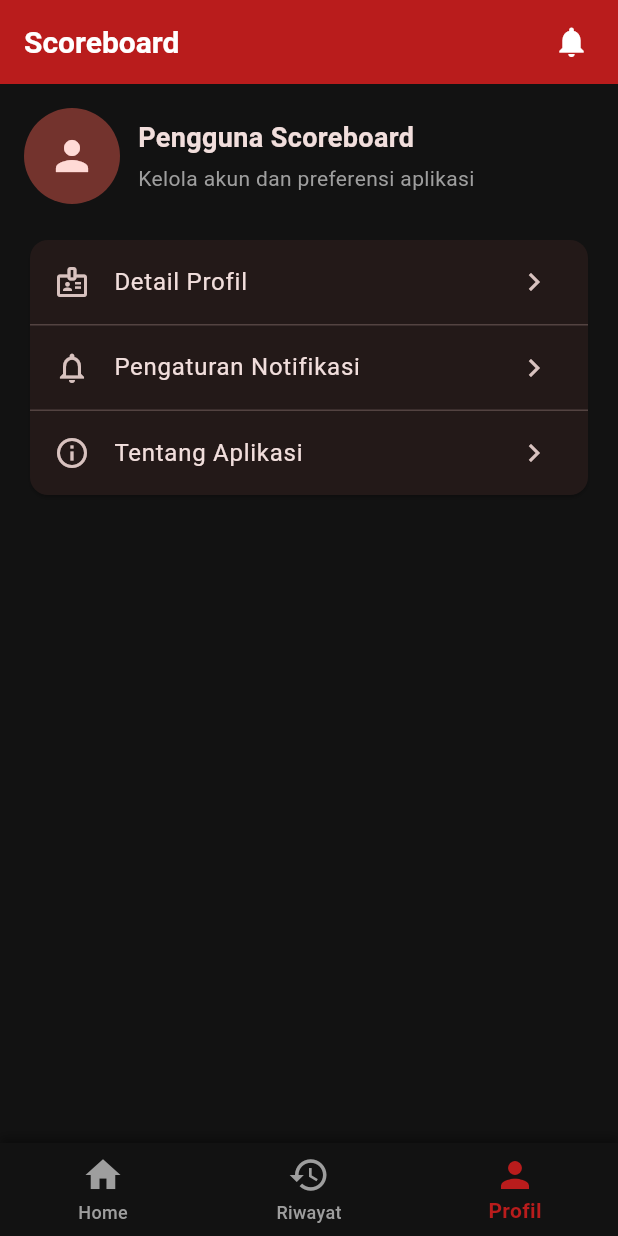
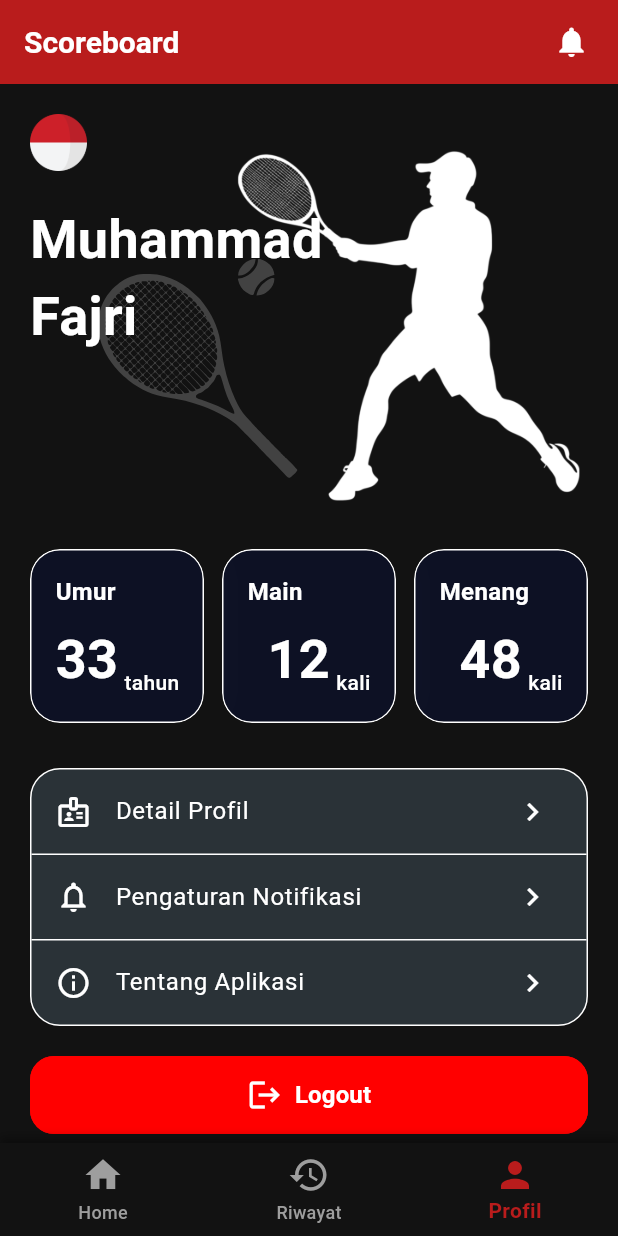
Before and after one commit to fajricpaix/scoreboard, a Flutter app: the screen it shows after launch, item 3 of the bottom bar chosen, on a phone screen of 412 x 824 dp. Run offline on Flutter 3.47's test engine with Material 3 defaults, Android fonts, the phone set to English and light mode, and no system bars; our stand-ins replace flutter_svg, google_mobile_ads, share_plus; network calls fail.

Commit message:
profile page
Co-authored-by: Copilot <copilot@github.com>

```diff
--- a/lib/components/create/player_setup_page.dart
+++ b/lib/components/create/player_setup_page.dart
@@ -464,10 +464,7 @@ class _PlayerSetupPageState extends State<PlayerSetupPage> {
                           children: [
                             CircleAvatar(
                               // ignore: deprecated_member_use
-                              backgroundColor: matchSetup
-                                  .sport
-                                  .gradientColors[0]
-                                  .withOpacity(0.3),
+                              backgroundColor: matchSetup.sport.gradientColors[0].withOpacity(0.3),
                               foregroundColor:
                                   matchSetup.sport.gradientColors[0],
                               child: Text('${index + 1}'),
--- /dev/null
+++ b/lib/components/profile/profile_header.dart
@@ -0,0 +1,71 @@
+import 'package:flutter/material.dart';
+import 'package:flutter_svg/flutter_svg.dart';
+import 'package:scoreboard/theme/index.dart';
+
+class ProfileHeader extends StatelessWidget {
+  const ProfileHeader({super.key});
+
+  @override
+  Widget build(BuildContext context) {
+    return Container(
+      width: double.infinity,
+      height: 300,
+      padding: const EdgeInsets.all(20.0),
+      child: Stack(
+        children: [
+          Positioned.fill(
+            top: 80,
+            left: 32,
+            child: Align(
+              alignment: Alignment.centerLeft,
+              child: SizedBox(
+                width: 160,
+                height: 160,
+                child: Opacity(
+                  opacity: 0.2,
+                  child: SvgPicture.asset(
+                    'assets/sports/tennis.svg',
+                    fit: BoxFit.contain,
+                    colorFilter: const ColorFilter.mode(
+                      Colors.white,
+                      BlendMode.srcIn,
+                    ),
+                  ),
+                ),
+              ),
+            ),
+          ),
+          Positioned(
+            right: -16,
+            child: IgnorePointer(
+              child: Image.asset(
+                'assets/icon/tennis.webp',
+                width: 280,
+                fit: BoxFit.contain,
+              ),
+            ),
+          ),
+          FractionallySizedBox(
+            widthFactor: 0.6,
+            alignment: Alignment.centerLeft,
+            child: Column(
+              crossAxisAlignment: CrossAxisAlignment.start,
+              children: [
+                Image.asset('assets/icon/indonesia.png', height: 38),
+                const SizedBox(height: 20),
+                const Text(
+                  'Muhammad Fajri',
+                  style: TextStyle(
+                    color: textColor,
+                    fontSize: 36,
+                    fontWeight: FontWeight.bold,
+                  ),
+                ),
+              ],
+            ),
+          ),
+        ],
+      ),
+    );
+  }
+}
--- /dev/null
+++ b/lib/components/profile/profile_logout_button.dart
@@ -0,0 +1,38 @@
+import 'package:flutter/material.dart';
+import 'package:scoreboard/theme/index.dart';
+
+class ProfileLogoutButton extends StatelessWidget {
+  const ProfileLogoutButton({super.key, this.onPressed});
+
+  final VoidCallback? onPressed;
+
+  @override
+  Widget build(BuildContext context) {
+    return Padding(
+      padding: const EdgeInsets.symmetric(horizontal: 20),
+      child: SizedBox(
+        width: double.infinity,
+        child: OutlinedButton.icon(
+          onPressed: onPressed ?? () {},
+          icon: const Icon(Icons.logout, color: textColor, size: 24),
+          label: const Text(
+            'Logout',
+            style: TextStyle(
+              color: textColor,
+              fontSize: 16,
+              fontWeight: FontWeight.w600,
+            ),
+          ),
+          style: OutlinedButton.styleFrom(
+            padding: const EdgeInsets.symmetric(vertical: 14),
+            side: const BorderSide(color: error),
+            backgroundColor: error,
+            shape: RoundedRectangleBorder(
+              borderRadius: BorderRadius.circular(16),
+            ),
+          ),
+        ),
+      ),
+    );
+  }
+}
--- /dev/null
+++ b/lib/components/profile/profile_menu.dart
@@ -0,0 +1,40 @@
+import 'package:flutter/material.dart';
+import 'package:scoreboard/theme/index.dart';
+
+class ProfileMenu extends StatelessWidget {
+  const ProfileMenu({super.key});
+
+  @override
+  Widget build(BuildContext context) {
+    return Container(
+      margin: const EdgeInsets.symmetric(horizontal: 20),
+      decoration: BoxDecoration(
+        // ignore: deprecated_member_use
+        color: Colors.blueGrey.withOpacity(0.3),
+        borderRadius: BorderRadius.circular(20),
+        border: Border.all(color: Colors.white),
+      ),
+      child: Column(
+        children: const [
+          ListTile(
+            leading: Icon(Icons.badge_outlined, color: textColor),
+            title: Text('Detail Profil', style: TextStyle(color: textColor)),
+            trailing: Icon(Icons.chevron_right, color: textColor),
+          ),
+          Divider(height: 1, color: Colors.white),
+          ListTile(
+            leading: Icon(Icons.notifications_outlined, color: textColor),
+            title: Text('Pengaturan Notifikasi', style: TextStyle(color: textColor)),
+            trailing: Icon(Icons.chevron_right, color: textColor),
+          ),
+          Divider(height: 1, color: Colors.white),
+          ListTile(
+            leading: Icon(Icons.info_outline, color: textColor),
+            title: Text('Tentang Aplikasi', style: TextStyle(color: textColor)),
+            trailing: Icon(Icons.chevron_right, color: textColor),
+          ),
+        ],
+      ),
+    );
+  }
+}
--- /dev/null
+++ b/lib/components/profile/profile_stat_card.dart
@@ -0,0 +1,77 @@
+import 'dart:ui';
+import 'package:flutter/material.dart';
+import 'package:scoreboard/theme/index.dart';
+
+class ProfileStatCard extends StatelessWidget {
+  const ProfileStatCard({
+    super.key,
+    required this.label,
+    required this.value,
+    this.suffix = 'kali',
+  });
+
+  final String label;
+  final String value;
+  final String suffix;
+
+  @override
+  Widget build(BuildContext context) {
+    return AspectRatio(
+      aspectRatio: 1,
+      child: ClipRRect(
+        borderRadius: BorderRadius.circular(20),
+        child: BackdropFilter(
+          filter: ImageFilter.blur(sigmaX: 10, sigmaY: 10),
+          child: Container(
+            padding: const EdgeInsets.all(16),
+            decoration: BoxDecoration(
+              // ignore: deprecated_member_use
+              color: surfaceColor.withOpacity(0.3),
+              borderRadius: BorderRadius.circular(20),
+              border: Border.all(color: Colors.white),
+            ),
+            child: Column(
+              crossAxisAlignment: CrossAxisAlignment.start,
+              children: [
+                Text(
+                  label,
+                  style: const TextStyle(
+                    color: textColor,
+                    fontSize: 16,
+                    fontWeight: FontWeight.w600,
+                  ),
+                ),
+                const Spacer(),
+                Align(
+                  alignment: Alignment.bottomRight,
+                  child: Row(
+                    mainAxisSize: MainAxisSize.min,
+                    crossAxisAlignment: CrossAxisAlignment.end,
+                    children: [
+                      Text(
+                        value,
+                        style: const TextStyle(
+                          color: textColor,
+                          fontSize: 36,
+                          fontWeight: FontWeight.w700,
+                        ),
+                      ),
+                      const SizedBox(width: 4),
+                      Text(
+                        suffix,
+                        style: const TextStyle(
+                          color: textColor,
+                          fontWeight: FontWeight.w500,
+                        ),
+                      ),
+                    ],
+                  ),
+                ),
+              ],
+            ),
+          ),
+        ),
+      ),
+    );
+  }
+}
--- /dev/null
+++ b/lib/components/profile/profile_stats_row.dart
@@ -0,0 +1,43 @@
+import 'package:flutter/material.dart';
+import 'package:scoreboard/components/profile/profile_stat_card.dart';
+
+class ProfileStatsRow extends StatelessWidget {
+  const ProfileStatsRow({super.key});
+
+  @override
+  Widget build(BuildContext context) {
+    return Transform.translate(
+      offset: const Offset(0, -10),
+      child: Container(
+        padding: const EdgeInsets.all(20.0),
+        child: Row(
+          children: const [
+            Expanded(
+              child: ProfileStatCard(
+                label: 'Umur',
+                value: '33',
+                suffix: 'tahun',
+              ),
+            ),
+            SizedBox(width: 12),
+            Expanded(
+              child: ProfileStatCard(
+                label: 'Main',
+                value: '12',
+                suffix: 'kali',
+              ),
+            ),
+            SizedBox(width: 12),
+            Expanded(
+              child: ProfileStatCard(
+                label: 'Menang',
+                value: '48',
+                suffix: 'kali',
+              ),
+            ),
+          ],
+        ),
+      ),
+    );
+  }
+}
--- a/lib/pages/profile/index.dart
+++ b/lib/pages/profile/index.dart
@@ -1,63 +1,27 @@
 import 'package:flutter/material.dart';
+import 'package:scoreboard/components/profile/profile_header.dart';
+import 'package:scoreboard/components/profile/profile_stats_row.dart';
+import 'package:scoreboard/components/profile/profile_menu.dart';
+import 'package:scoreboard/components/profile/profile_logout_button.dart';
 
 class ProfilePage extends StatelessWidget {
   const ProfilePage({super.key});
 
   @override
   Widget build(BuildContext context) {
-    return ListView(
-      padding: const EdgeInsets.all(16),
-      children: [
-        Row(
-          children: const [
-            CircleAvatar(
-              radius: 32,
-              child: Icon(Icons.person, size: 32),
-            ),
-            SizedBox(width: 12),
-            Expanded(
-              child: Column(
-                crossAxisAlignment: CrossAxisAlignment.start,
-                children: [
-                  Text(
-                    'Pengguna Scoreboard',
-                    style: TextStyle(fontSize: 18, fontWeight: FontWeight.w700),
-                  ),
-                  SizedBox(height: 4),
-                  Text(
-                    'Kelola akun dan preferensi aplikasi',
-                    style: TextStyle(color: Colors.grey),
-                  ),
-                ],
-              ),
-            ),
+    return Scaffold(
+      body: SingleChildScrollView(
+        child: Column(
+          children: [
+            const ProfileHeader(),
+            const ProfileStatsRow(),
+            const ProfileMenu(),
+            const SizedBox(height: 20),
+            const ProfileLogoutButton(),
+            const SizedBox(height: 20),
           ],
         ),
-        const SizedBox(height: 20),
-        Card(
-          child: Column(
-            children: const [
-              ListTile(
-                leading: Icon(Icons.badge_outlined),
-                title: Text('Detail Profil'),
-                trailing: Icon(Icons.chevron_right),
-              ),
-              Divider(height: 1),
-              ListTile(
-                leading: Icon(Icons.notifications_outlined),
-                title: Text('Pengaturan Notifikasi'),
-                trailing: Icon(Icons.chevron_right),
-              ),
-              Divider(height: 1),
-              ListTile(
-                leading: Icon(Icons.info_outline),
-                title: Text('Tentang Aplikasi'),
-                trailing: Icon(Icons.chevron_right),
-              ),
-            ],
-          ),
-        ),
-      ],
+      ),
     );
   }
 }
--- a/lib/theme/index.dart
+++ b/lib/theme/index.dart
@@ -5,3 +5,8 @@ const Color secondaryColor = Color(0xFFFFB300);
 const Color surfaceColor = Color(0xFF010F4D);
 const Color backgroundColor = Color(0xFF121212);
 const Color textColor = Color(0xFFFFFFFF);
+
+const Color success = Color(0xFF006800);
+const Color warning = Color(0xFFFFFF00);
+const Color error = Color(0xFFFF0000);
+const Color info = Color(0xFF00FFFF);
```
Also changed, not shown: pubspec.yaml (+14 -3 lines), assets/icon/indonesia.png (added), assets/icon/tennis.webp (added), 1 other file.
